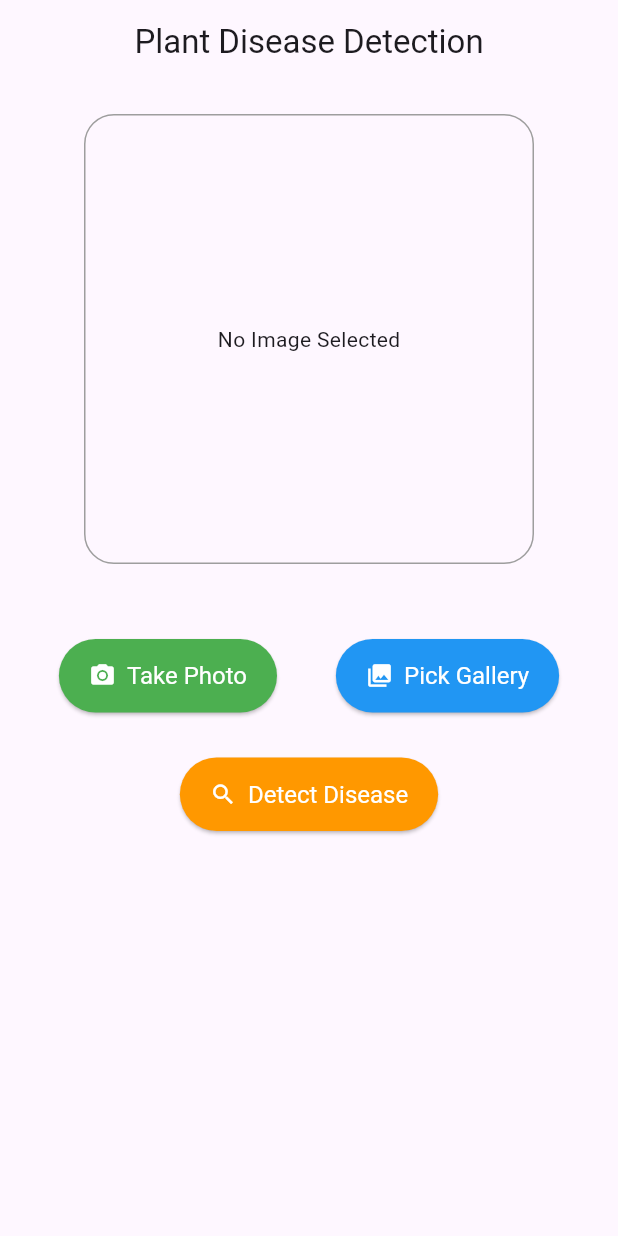
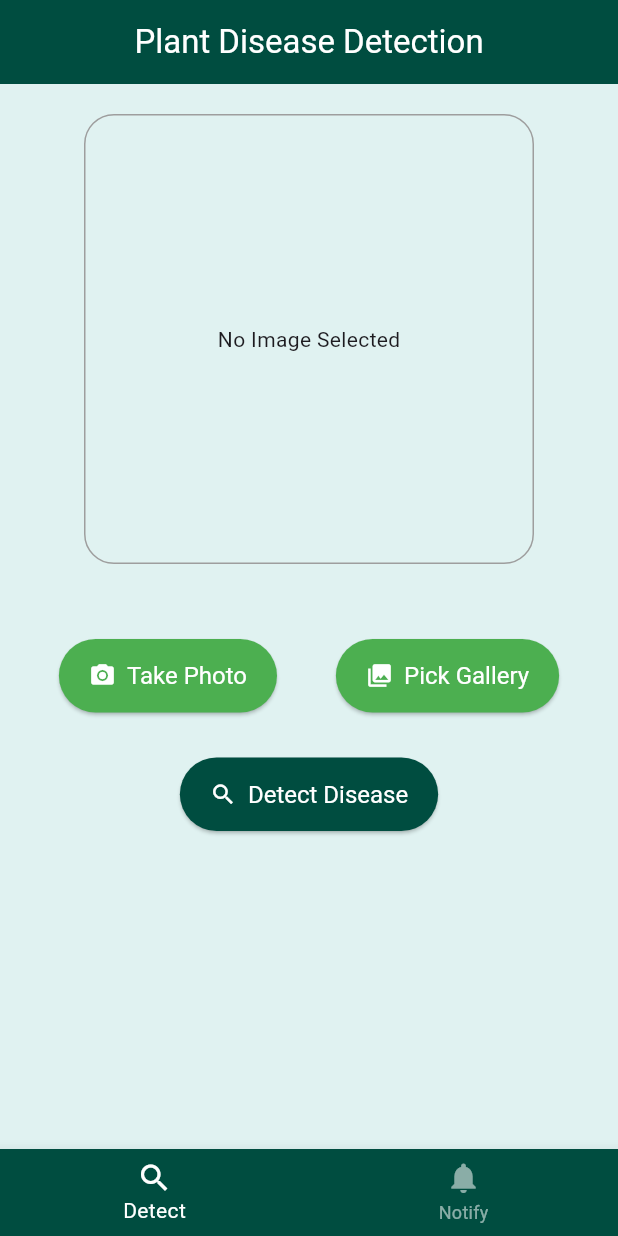
Before and after one commit to ChrisKusi/plant_detect, a Flutter app: the screen it shows after launch, on a phone screen of 412 x 824 dp. Run offline on Flutter 3.47's test engine with Material 3 defaults, Android fonts, the phone set to English and light mode, and no system bars; our stand-ins replace image_picker, lottie.

Commit message:
updating UI and adding notification functionality

```diff
--- a/lib/home.dart
+++ b/lib/home.dart
@@ -457,7 +457,7 @@ class _HomeState extends State<Home> {
                     icon: const Icon(Icons.photo_library),
                     label: const Text("Pick Gallery"),
                     style: ElevatedButton.styleFrom(
-                      backgroundColor: Colors.blue,
+                      backgroundColor: Colors.green,
                       padding: const EdgeInsets.symmetric(horizontal: 20, vertical: 15),
                       textStyle: const TextStyle(fontSize: 16, color: Colors.white),
                       iconColor: Colors.white,
@@ -467,7 +467,9 @@ class _HomeState extends State<Home> {
                 ],
               ),
               const SizedBox(height: 30),
-              if (isLoading) const CircularProgressIndicator(),
+              if (isLoading) const CircularProgressIndicator(
+                color: Color(0xFF004d40),
+              ),
               if (!isLoading)
                 ElevatedButton.icon(
                   onPressed: runObjectDetection,
@@ -475,7 +477,7 @@ class _HomeState extends State<Home> {
                   label: const Text("Detect Disease"),
 
                   style: ElevatedButton.styleFrom(
-                    backgroundColor: Colors.orange,
+                    backgroundColor: const Color(0xFF004d40),
                     padding: const EdgeInsets.symmetric(horizontal: 20, vertical: 15),
                     textStyle: const TextStyle(fontSize: 16, color: Colors.white),
                     iconColor: Colors.white,
--- a/lib/main.dart
+++ b/lib/main.dart
@@ -1,8 +1,38 @@
+// import 'package:flutter/material.dart';
+// import 'package:plant_detect/splashScreen.dart'; // Import your splash screen widget
+// import 'package:plant_detect/home.dart';
+//
+//
+//
+// void main() {
+//   runApp(const MyApp());
+// }
+//
+// class MyApp extends StatelessWidget {
+//   const MyApp({super.key});
+//
+//   @override
+//   Widget build(BuildContext context) {
+//     return MaterialApp(
+//       debugShowCheckedModeBanner: false, // Add this line to remove the debug banner
+//       title: 'Plant Disease Detection',
+//       theme: ThemeData(
+//         primarySwatch: Colors.blue,
+//       ),
+//       initialRoute: '/', // Set splash screen as initial route
+//       routes: {
+//         '/': (context) => const SplashScreen(),
+//         '/home': (context) => const Home(), // Replace with your actual home screen route
+//
+//       },
+//     );
+//   }
+// }
+
 import 'package:flutter/material.dart';
 import 'package:plant_detect/splashScreen.dart'; // Import your splash screen widget
 import 'package:plant_detect/home.dart';
-
-
+import 'package:plant_detect/notify.dart'; // Import the notify widget
 
 void main() {
   runApp(const MyApp());
@@ -17,14 +47,64 @@ class MyApp extends StatelessWidget {
       debugShowCheckedModeBanner: false, // Add this line to remove the debug banner
       title: 'Plant Disease Detection',
       theme: ThemeData(
-        primarySwatch: Colors.blue,
+        primarySwatch: Colors.green,
+        scaffoldBackgroundColor: const Color(0xFFe0f2f1), // Light green background
+        appBarTheme: const AppBarTheme(
+          backgroundColor: Color(0xFF004d40), // Deeper green for AppBar
+          foregroundColor: Colors.white, // White text for AppBar
+        ),
       ),
       initialRoute: '/', // Set splash screen as initial route
       routes: {
         '/': (context) => const SplashScreen(),
-        '/home': (context) => const Home(), // Replace with your actual home screen route
-
+        '/home': (context) => const HomeScreen(), // Use HomeScreen with bottom navigation
       },
     );
   }
 }
+
+class HomeScreen extends StatefulWidget {
+  const HomeScreen({super.key});
+
+  @override
+  _HomeScreenState createState() => _HomeScreenState();
+}
+
+class _HomeScreenState extends State<HomeScreen> {
+  int _selectedIndex = 0;
+
+  static const List<Widget> _widgetOptions = <Widget>[
+    Home(),
+    Notify(),
+  ];
+
+  void _onItemTapped(int index) {
+    setState(() {
+      _selectedIndex = index;
+    });
+  }
+
+  @override
+  Widget build(BuildContext context) {
+    return Scaffold(
+      body: _widgetOptions.elementAt(_selectedIndex),
+      bottomNavigationBar: BottomNavigationBar(
+        items: const <BottomNavigationBarItem>[
+          BottomNavigationBarItem(
+            icon: Icon(Icons.search),
+            label: 'Detect',
+          ),
+          BottomNavigationBarItem(
+            icon: Icon(Icons.notifications),
+            label: 'Notify',
+          ),
+        ],
+        currentIndex: _selectedIndex,
+        selectedItemColor: Colors.white,
+        unselectedItemColor: Colors.white54,
+        backgroundColor: const Color(0xFF004d40), // Deeper green for BottomNavigationBar
+        onTap: _onItemTapped,
+      ),
+    );
+  }
+}
--- /dev/null
+++ b/lib/notify.dart
@@ -0,0 +1,21 @@
+import 'package:flutter/material.dart';
+
+class Notify extends StatelessWidget {
+  const Notify({super.key});
+
+  @override
+  Widget build(BuildContext context) {
+    return Scaffold(
+      appBar: AppBar(
+        title: const Text('Notify'),
+        centerTitle: true,
+      ),
+      body: const Center(
+        child: Text(
+          'Notification Screen',
+          style: TextStyle(fontSize: 24),
+        ),
+      ),
+    );
+  }
+}
```
